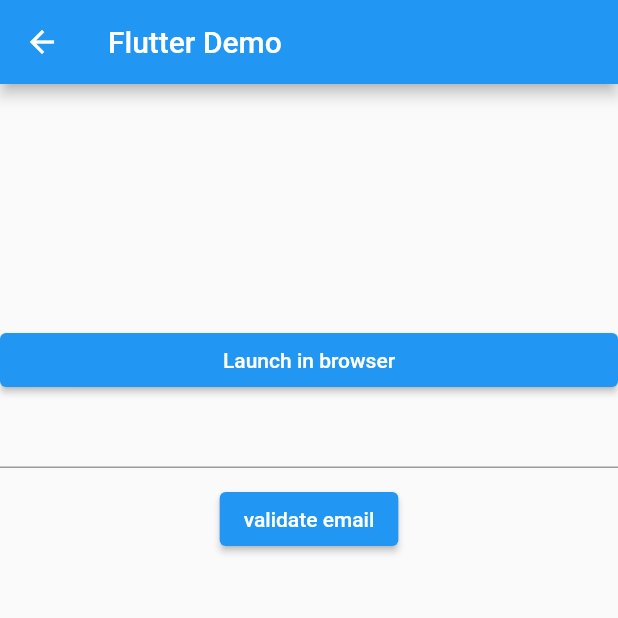
After one commit to hassanhuseein/learn-basic-Git, a Flutter app: the screen it shows after launch, after a tap on "Web", on a phone screen of 412 x 824 dp, the top half of it. The commit adds this screen. Run offline on Flutter 3.47's test engine with Material 2 defaults, Android fonts, the phone set to English and light mode, and no system bars; our stand-ins replace get, sqflite; accounts and stored records are empty.

Commit message:
add to new brunche

```diff
--- a/analysis_options.yaml
+++ b/analysis_options.yaml
@@ -4,7 +4,9 @@
 # The issues identified by the analyzer are surfaced in the UI of Dart-enabled
 # IDEs (https://dart.dev/tools#ides-and-editors). The analyzer can also be
 # invoked from the command line by running `flutter analyze`.
-
+analyzer:
+  errors:
+    undefined_prefixed_name: ignore
 # The following line activates a set of recommended lints for Flutter apps,
 # packages, and plugins designed to encourage good coding practices.
 #include: package:flutter_lints/flutter.yaml
--- /dev/null
+++ b/lib/Examples.dart
@@ -0,0 +1,78 @@
+import 'dart:io' show Platform;
+
+import 'package:flutter/material.dart';
+import 'package:url_launcher/url_launcher.dart';
+
+class Example extends StatefulWidget {
+  Example({Key? key}) : super(key: key);
+
+  @override
+  State<Example> createState() => _ExampleState();
+}
+
+class _ExampleState extends State<Example> {
+  Future<void>? _launched;
+  final emailController = TextEditingController();
+  @override
+  Widget build(BuildContext context) {
+    const String toLaunch = 'https://www.youtube.com/watch?v=XdBLe6IazYA';
+    return Scaffold(
+      appBar: AppBar(title: const Text('Flutter Demo')),
+      body: Center(
+        child: Column(
+          mainAxisAlignment: MainAxisAlignment.center,
+          crossAxisAlignment: CrossAxisAlignment.stretch,
+          children: [
+            ElevatedButton(
+              onPressed: () => setState(() {
+                _launched = _launchInBrowser(toLaunch);
+              }),
+              child: const Text('Launch in browser'),
+            ),
+            Container(
+              height: 400,
+              child: Column(
+                children: [
+                  TextFormField(
+                    controller: emailController,
+                  ),
+                  SizedBox(
+                    height: 10,
+                  ),
+                  ElevatedButton(
+                      onPressed: () {
+                        var s = validateEmail(emailController.text);
+                        print(s);
+                      },
+                      child: Text("validate email"))
+                ],
+              ),
+            )
+          ],
+        ),
+      ),
+    );
+  }
+
+  String? validateEmail(String email) {
+    const String pattern =
+        r'^(([^<>()[\]\\.,;:\s@\"]+(\.[^<>()[\]\\.,;:\s@\"]+)*)|(\".+\"))@((\[[0-9]{1,3}\.[0-9]{1,3}\.[0-9]{1,3}\.[0-9]{1,3}\])|(([a-zA-Z\-0-9]+\.)+[a-zA-Z]{2,}))$';
+    final RegExp regex = RegExp(pattern);
+    if (email.isEmpty || !regex.hasMatch(email)) {
+      return 'Invalid email';
+    } else {
+      return null;
+    }
+  }
+
+  Future<void> _launchInBrowser(String url) async {
+    if (!await launch(
+      url,
+      forceSafariVC: true,
+      forceWebView: false,
+      headers: <String, String>{'my_header_key': 'my_header_value'},
+    )) {
+      throw 'Could not launch $url';
+    }
+  }
+}
--- a/lib/main.dart
+++ b/lib/main.dart
@@ -1,6 +1,7 @@
 import 'package:flutter/material.dart';
 import 'package:get/get.dart';
 
+import 'Examples.dart';
 import 'HomePage.dart';
 
 void main() => runApp(MyApp());
@@ -42,7 +43,13 @@ class Home extends StatelessWidget {
                     Navigator.push(context,
                         MaterialPageRoute(builder: (_) => MyHomePage()));
                   },
-                  child: Text("Sqflite"))
+                  child: Text("Sqflite")),
+              ElevatedButton(
+                  onPressed: () {
+                    Navigator.push(
+                        context, MaterialPageRoute(builder: (_) => Example()));
+                  },
+                  child: Text("Web")),
             ],
           ),
         ),
--- a/pubspec.yaml
+++ b/pubspec.yaml
@@ -48,6 +48,7 @@ dependencies:
   rxdart:
   path_provider:
   flutter_native_timezone:
+  url_launcher:
 
 
 dev_dependencies:
```
Also changed, not shown: pubspec.lock, 1 other file.
